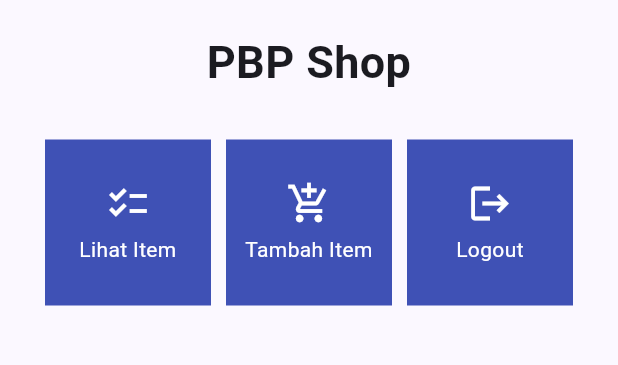
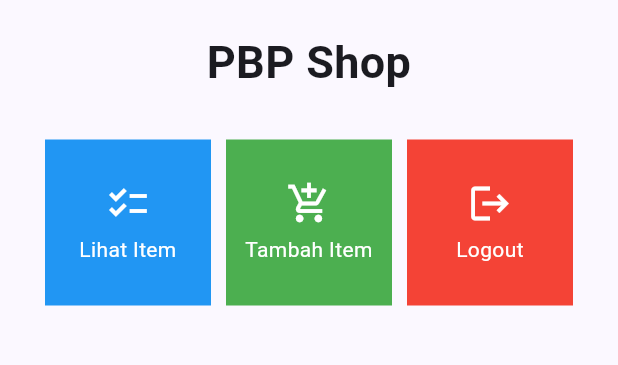
Before and after one commit to dienzahraaa/circle_d_mobile, a Flutter app: the screen it shows after launch, on a phone screen of 412 x 824 dp, the part 84-449 px from its top. Run offline on Flutter 3.47's test engine with Material 2 defaults, Android fonts, the light colour scheme and no system bars.

Commit message:
menyelesaikan bonus Tugas 7

```diff
--- a/lib/menu.dart
+++ b/lib/menu.dart
@@ -87,23 +87,33 @@ class ShopItem {
 class ShopCard extends StatelessWidget {
   final ShopItem item;
 
-  const ShopCard(this.item, {super.key}); // Constructor
+  const ShopCard(this.item, {Key? key}) : super(key: key);
 
   @override
   Widget build(BuildContext context) {
+    Color backgroundColor; // Menyimpan warna latar belakang
+
+    if (item.name == "Lihat Item") {
+      backgroundColor = Colors.blue; // Atur warna latar belakang untuk "Lihat Item"
+    } else if (item.name == "Tambah Item") {
+      backgroundColor = Colors.green; // Atur warna latar belakang untuk "Tambah Item"
+    } else if (item.name == "Logout") {
+      backgroundColor = Colors.red; // Atur warna latar belakang untuk "Logout"
+    } else {
+      backgroundColor = Colors.indigo; // Warna default jika tidak ada yang cocok
+    }
+
     return Material(
-      color: Colors.indigo,
+      color: backgroundColor, // Menggunakan warna latar belakang yang sesuai
       child: InkWell(
-        // Area responsive terhadap sentuhan
         onTap: () {
-          // Memunculkan SnackBar ketika diklik
           ScaffoldMessenger.of(context)
             ..hideCurrentSnackBar()
             ..showSnackBar(SnackBar(
-                content: Text("Kamu telah menekan tombol ${item.name}!")));
+              content: Text("Kamu telah menekan tombol ${item.name}!"),
+            ));
         },
         child: Container(
-          // Container untuk menyimpan Icon dan Text
           padding: const EdgeInsets.all(8),
           child: Center(
             child: Column(
```
